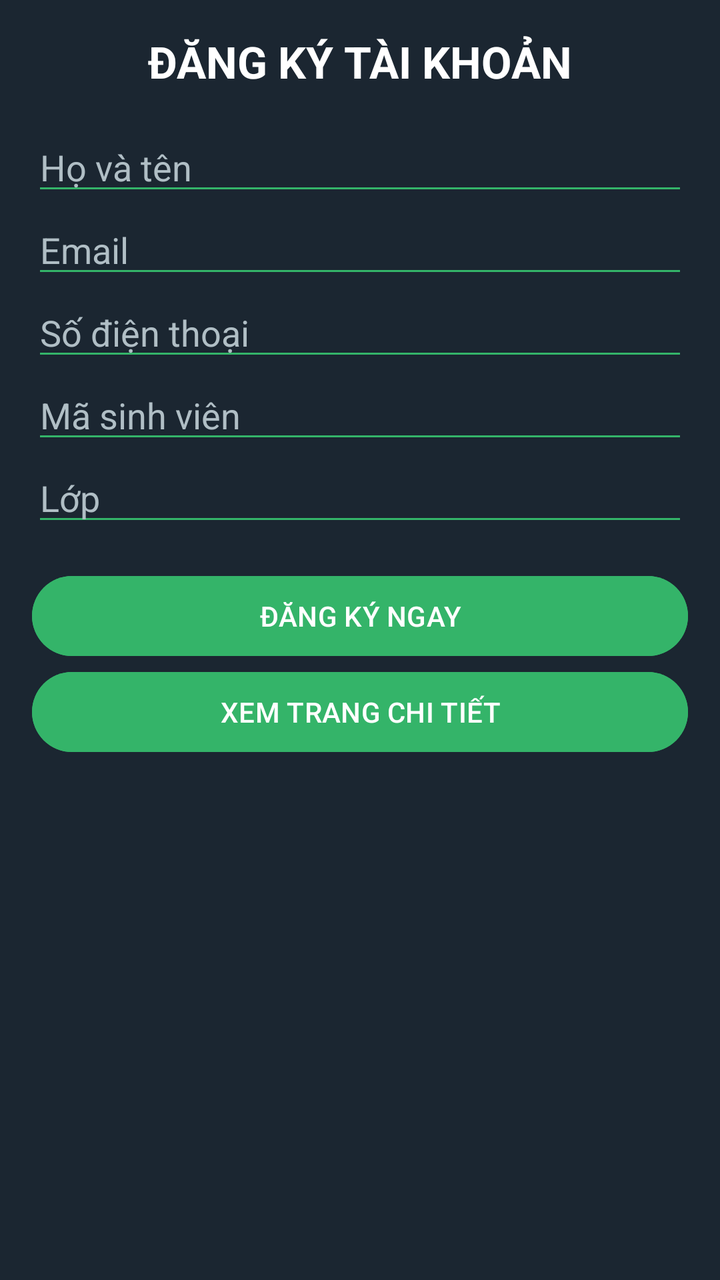
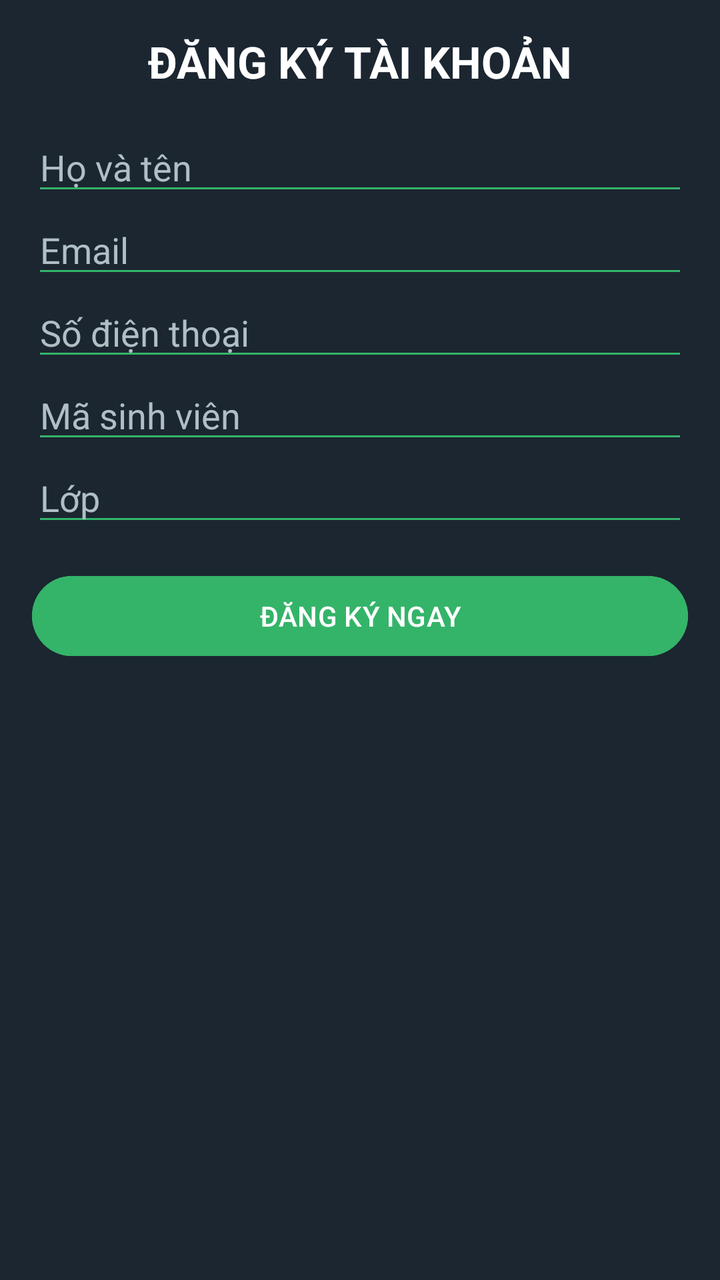

Screens rendered from an Android XML layout before and after an edit, with the pre-edit source and the edit as a unified diff.
<!-- AndroidManifest.xml: application theme Theme.FormDK -->
<!-- res/layout/activity_main.xml -->
<?xml version="1.0" encoding="utf-8"?>
<ScrollView xmlns:android="http://schemas.android.com/apk/res/android"
    android:layout_width="match_parent"
    android:layout_height="match_parent"
    android:background="@color/bg_dark">

    <LinearLayout
        android:layout_width="match_parent"
        android:layout_height="wrap_content"
        android:orientation="vertical"
        android:padding="16dp">

        <TextView
            android:layout_width="match_parent"
            android:layout_height="wrap_content"
            android:gravity="center"
            android:text="@string/title_register"
            android:textColor="@color/text_white"
            android:textSize="22sp"
            android:textStyle="bold" />

        <EditText
            android:id="@+id/edtFullName"
            android:layout_width="match_parent"
            android:layout_height="wrap_content"
            android:layout_marginTop="16dp"
            android:hint="@string/hint_full_name"
            android:inputType="textPersonName"
            android:textColor="@color/text_white"
            android:textColorHint="@color/text_gray"
            android:backgroundTint="@color/accent_green" />

        <EditText
            android:id="@+id/edtEmail"
            android:layout_width="match_parent"
            android:layout_height="wrap_content"
            android:hint="@string/hint_email"
            android:inputType="textEmailAddress"
            android:textColor="@color/text_white"
            android:textColorHint="@color/text_gray"
            android:backgroundTint="@color/accent_green" />

        <EditText
            android:id="@+id/edtPhone"
            android:layout_width="match_parent"
            android:layout_height="wrap_content"
            android:hint="@string/hint_phone"
            android:inputType="phone"
            android:textColor="@color/text_white"
            android:textColorHint="@color/text_gray"
            android:backgroundTint="@color/accent_green" />

        <EditText
            android:id="@+id/edtStudentId"
            android:layout_width="match_parent"
            android:layout_height="wrap_content"
            android:hint="@string/hint_student_id"
            android:inputType="number"
            android:textColor="@color/text_white"
            android:textColorHint="@color/text_gray"
            android:backgroundTint="@color/accent_green" />

        <EditText
            android:id="@+id/edtClass"
            android:layout_width="match_parent"
            android:layout_height="wrap_content"
            android:hint="@string/hint_class"
            android:inputType="textCapCharacters"
            android:textColor="@color/text_white"
            android:textColorHint="@color/text_gray"
            android:backgroundTint="@color/accent_green" />

        <Button
            android:id="@+id/btnRegister"
            android:layout_width="match_parent"
            android:layout_height="wrap_content"
            android:layout_marginTop="16dp"
            android:text="@string/btn_register"
            android:textColor="@color/text_white"
            android:backgroundTint="@color/accent_green" />

        <Button
            android:id="@+id/btnToDetail"
            android:layout_width="match_parent"
            android:layout_height="wrap_content"
            android:text="@string/btn_go_detail"
            android:textColor="@color/text_white"
            android:backgroundTint="@color/accent_green" />

    </LinearLayout>
</ScrollView>
<!-- resources referenced by this layout -->
<resources>
  <color name="accent_green">#34B469</color>
  <color name="bg_dark">#1B2631</color>
  <color name="text_gray">#B0BEC5</color>
  <color name="text_white">#FFFFFF</color>
  <string name="btn_go_detail">XEM TRANG CHI TIẾT</string>
  <string name="btn_register">ĐĂNG KÝ NGAY</string>
  <string name="hint_class">Lớp</string>
  <string name="hint_email">Email</string>
  <string name="hint_full_name">Họ và tên</string>
  <string name="hint_phone">Số điện thoại</string>
  <string name="hint_student_id">Mã sinh viên</string>
  <string name="title_register">ĐĂNG KÝ TÀI KHOẢN</string>
  <style name="Theme.FormDK" parent="Base.Theme.FormDK" />
  <style name="Base.Theme.FormDK" parent="Theme.Material3.DayNight.NoActionBar">
          
          
      </style>
</resources>

<!-- the commit's change to res/layout/activity_main.xml (unified diff, before → after) -->
@@ -79,13 +79,5 @@
             android:textColor="@color/text_white"
             android:backgroundTint="@color/accent_green" />
 
-        <Button
-            android:id="@+id/btnToDetail"
-            android:layout_width="match_parent"
-            android:layout_height="wrap_content"
-            android:text="@string/btn_go_detail"
-            android:textColor="@color/text_white"
-            android:backgroundTint="@color/accent_green" />
-
     </LinearLayout>
 </ScrollView>
<!-- resource entries referenced after the edit -->
@@ -4,7 +4,6 @@
   <color name="bg_dark">#1B2631</color>
   <color name="text_gray">#B0BEC5</color>
   <color name="text_white">#FFFFFF</color>
-  <string name="btn_go_detail">XEM TRANG CHI TIẾT</string>
   <string name="btn_register">ĐĂNG KÝ NGAY</string>
   <string name="hint_class">Lớp</string>
   <string name="hint_email">Email</string>
